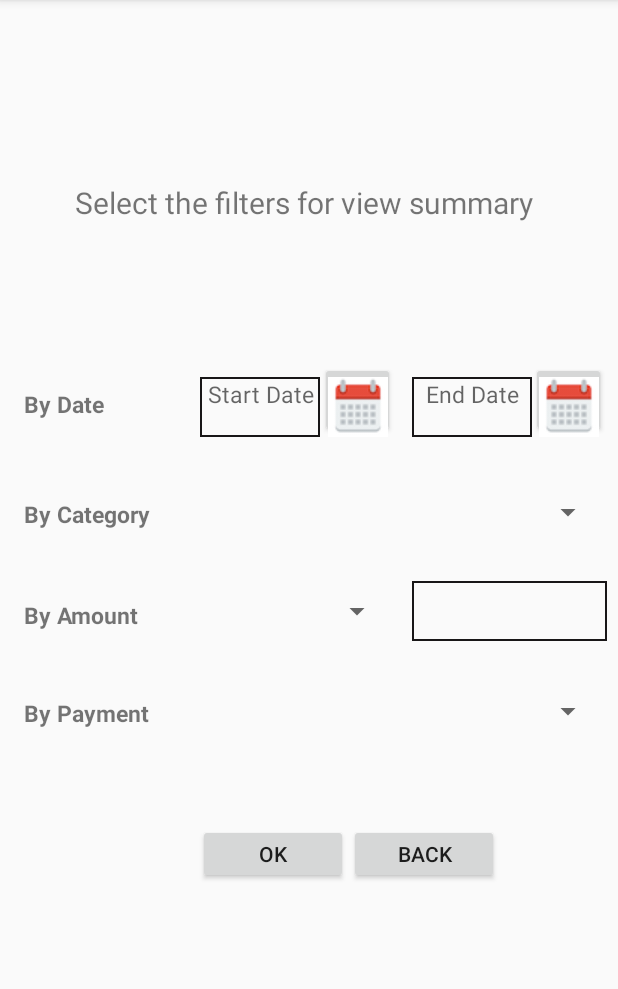
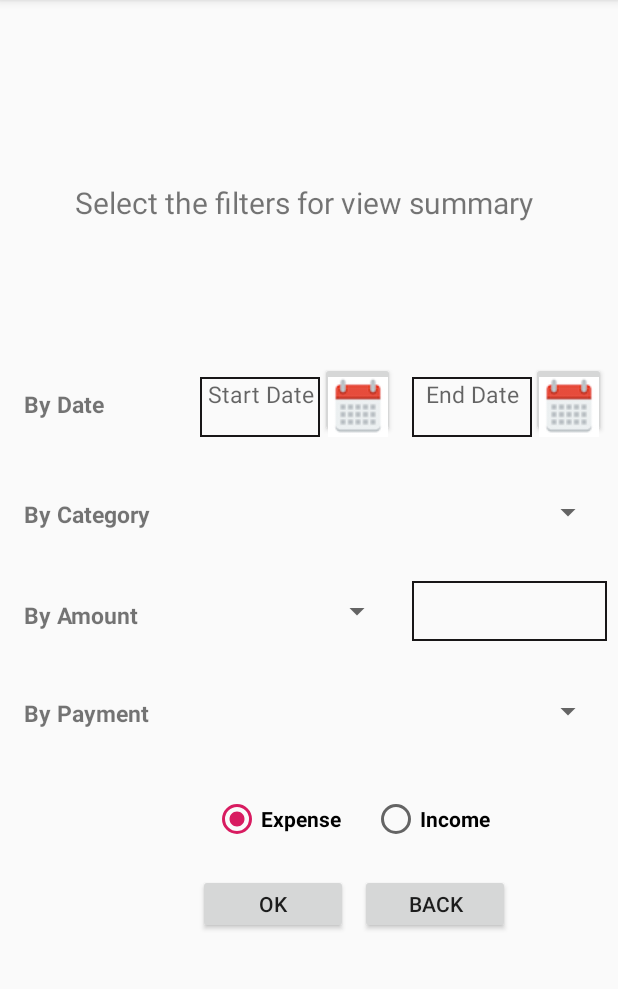
Before and after one commit to DBSE-teaching/isee2019-Sky-Net, an Android app: the screen it shows after launch (MainActivity), in the side drawer, after a tap on "VIEW SUMMARY", on a phone screen of 412 x 824 dp, the part 84-1073 px from its top. Run offline under Robolectric (Android 15) with nearby library versions, the phone set to English and light mode, and no system bars; libraries missing offline, so code that uses them is left out: com.github.mikephil.charting, com.mynameismidori.currencypicker.

Commit message:
Category icons in transactions page List summary filters fixed Income and Expense option to filter is available

```diff
--- /dev/null
+++ b/SourceCode/app/src/main/res/drawable/ic_white_box.xml
@@ -0,0 +1,10 @@
+<?xml version="1.0" encoding="UTF-8"?>
+<shape xmlns:android="http://schemas.android.com/apk/res/android" android:id="@+id/listview_background_shape">
+    <stroke android:width="0dp" android:color="#ff207d94" />
+    <padding android:left="0dp"
+        android:top="0dp"
+        android:right="0dp"
+        android:bottom="0dp" />
+    <corners android:radius="0dp" />
+    <solid android:color="#ffffffff" />
+</shape>
--- a/SourceCode/app/src/main/res/layout/graph_summary_list.xml
+++ b/SourceCode/app/src/main/res/layout/graph_summary_list.xml
@@ -246,6 +246,47 @@
         app:layout_constraintTop_toTopOf="parent"
         app:layout_constraintVertical_bias="0.342" />
 
+    <RadioGroup
+        android:id="@+id/radioTransactionType"
+        android:layout_width="wrap_content"
+        android:layout_height="wrap_content"
+        android:layout_marginStart="8dp"
+        android:layout_marginTop="8dp"
+        android:layout_marginEnd="8dp"
+        android:orientation="horizontal"
+        app:layout_constraintBottom_toBottomOf="parent"
+        app:layout_constraintEnd_toEndOf="parent"
+        app:layout_constraintHorizontal_bias="0.683"
+        app:layout_constraintStart_toStartOf="parent"
+        app:layout_constraintTop_toTopOf="parent"
+        app:layout_constraintVertical_bias="0.717">
+
+
+        <RadioButton
+            android:id="@+id/radioExpense"
+            android:layout_width="90dp"
+            android:layout_height="wrap_content"
+            android:layout_marginStart="8dp"
+            android:layout_marginEnd="8dp"
+            android:checked="true"
+            android:onClick="openExpensePage"
+            android:text="@string/radio_Expense"
+            android:textStyle="bold"
+            tools:layout_editor_absoluteY="5dp" />
+
+        <RadioButton
+            android:id="@+id/radioIncome"
+            android:layout_width="90dp"
+            android:layout_height="wrap_content"
+            android:layout_marginStart="8dp"
+            android:layout_marginEnd="8dp"
+            android:checked="false"
+            android:text="@string/radio_Income"
+            android:textStyle="bold"
+            tools:layout_editor_absoluteY="5dp" />
+
+    </RadioGroup>
+
     <Button
         android:id="@+id/okSubmitButton2"
         android:layout_width="100dp"
@@ -254,14 +295,14 @@
         android:layout_marginTop="8dp"
         android:layout_marginEnd="28dp"
         android:layout_marginBottom="8dp"
+        android:onClick="filterData"
         android:text="Ok"
-        android:onClick ="filterData"
         app:layout_constraintBottom_toBottomOf="parent"
         app:layout_constraintEnd_toEndOf="parent"
         app:layout_constraintHorizontal_bias="0.45"
         app:layout_constraintStart_toStartOf="parent"
         app:layout_constraintTop_toTopOf="parent"
-        app:layout_constraintVertical_bias="0.76" />
+        app:layout_constraintVertical_bias="0.807" />
 
     <Button
         android:id="@+id/backToHome"
@@ -275,10 +316,10 @@
         android:text="Back"
         app:layout_constraintBottom_toBottomOf="parent"
         app:layout_constraintEnd_toEndOf="parent"
-        app:layout_constraintHorizontal_bias="0.759"
+        app:layout_constraintHorizontal_bias="0.783"
         app:layout_constraintStart_toStartOf="parent"
         app:layout_constraintTop_toTopOf="parent"
-        app:layout_constraintVertical_bias="0.76" />
+        app:layout_constraintVertical_bias="0.807" />
 
 
 </android.support.constraint.ConstraintLayout>
```
Also changed, not shown: SourceCode/app/src/main/java/com/example/exspendables/MainActivity.java (+48 -78 lines), SourceCode/app/src/main/res/layout/icon_spinner_row.xml (+13 -12 lines).
